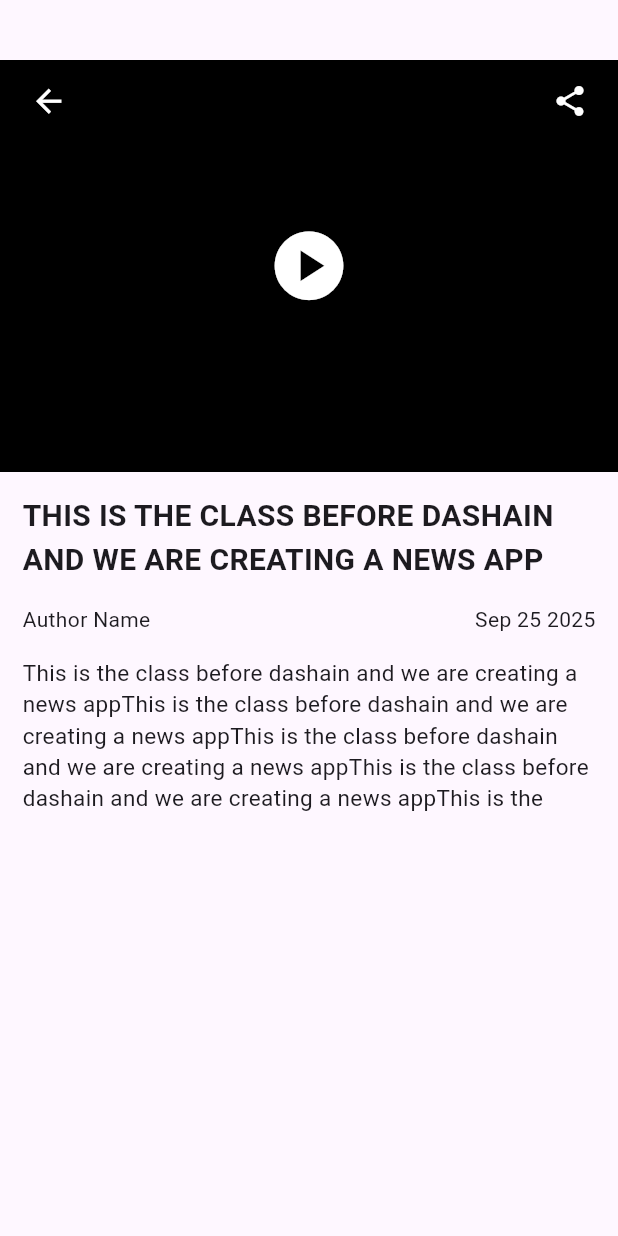
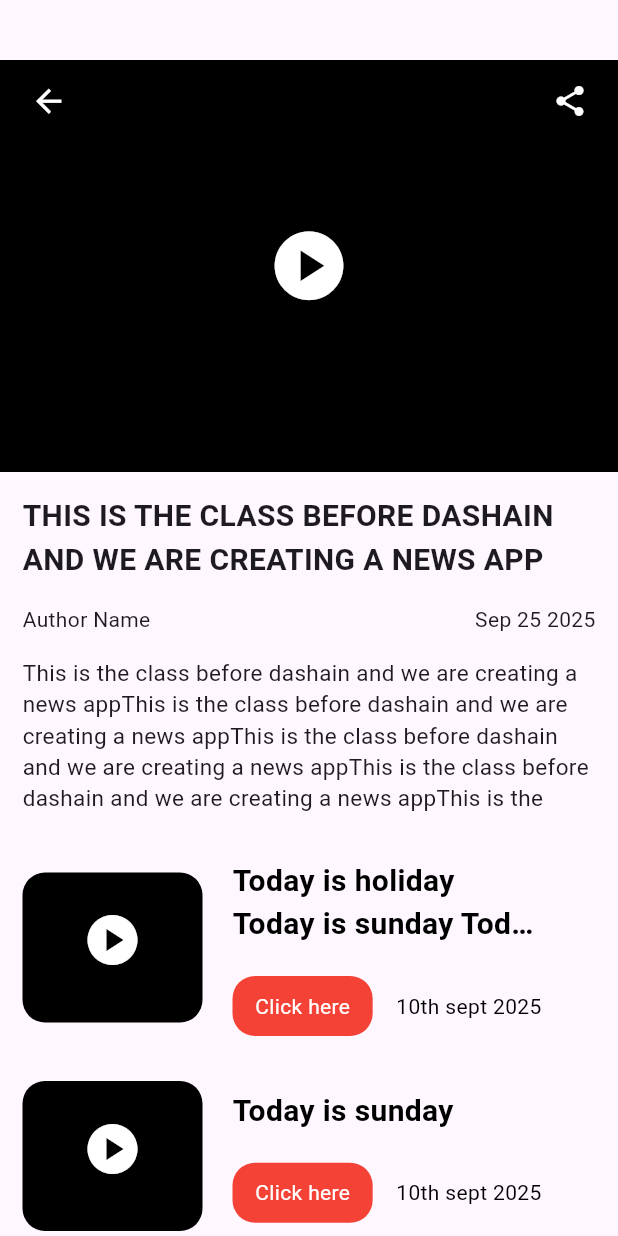
Before and after one commit to 1bishal1/flutterproject, a Flutter app: the screen it shows after launch, after a tap on "This is PCPS", on a phone screen of 412 x 824 dp. Run offline on Flutter 3.47's test engine with Material 3 defaults, Android fonts, the phone set to English and light mode, and no system bars.

Commit message:
api and detailpage

```diff
--- a/lib/dashboard.dart
+++ b/lib/dashboard.dart
@@ -55,7 +55,16 @@ class _dashboardState extends State<dashboard> {
   }
 
   verticalCard(size,heading,date, buttontext){
-    return Padding(
+    return GestureDetector(
+      onTap: (){
+        Navigator.of(context).push(
+          MaterialPageRoute<void>(
+            builder:(context)=>detailPage(),
+          ),
+        );
+      },
+      child: Padding(
+
       padding: const EdgeInsets.all(15.0),
       child: Row(
         mainAxisAlignment: MainAxisAlignment.start,
@@ -105,6 +114,7 @@ class _dashboardState extends State<dashboard> {
           )
         ],
       ),
+      ),
     );
   }
 
--- a/lib/detailPage.dart
+++ b/lib/detailPage.dart
@@ -8,13 +8,74 @@ class detailPage extends StatefulWidget {
 }
 
 class _detailPageState extends State<detailPage> {
-  @override
-  Widget build(BuildContext context) {
-    var size= MediaQuery.of(context).size;
-    return Scaffold(
-      body: Column(
+
+  verticalCard(size,heading,date, buttontext){
+    return GestureDetector(
+      onTap: (){
+        Navigator.of(context).push(
+          MaterialPageRoute<void>(
+            builder:(context)=>detailPage(),
+          ),
+        );
+      },
+      child: Padding(
+
+        padding: const EdgeInsets.all(15.0),
+        child: Row(
+          mainAxisAlignment: MainAxisAlignment.start,
           children: [
-          SizedBox(height:40),
+            Stack(
+              children: [
+                Container(
+                  height: 100,
+                  width: 120,
+                  margin: EdgeInsets.only(right: 20),
+                  decoration: BoxDecoration(color: Colors.black,
+                      borderRadius: BorderRadius.circular(15)
+                  ),
+                ),
+                Positioned(left: 40,top: 25,child:Icon(Icons.play_circle,color: Colors.white,size: 40,))
+              ],
+            ),
+            Column(
+              crossAxisAlignment: CrossAxisAlignment.start,
+              mainAxisAlignment: MainAxisAlignment.spaceBetween,
+              children: [
+                Container(
+                  width: size.width/2,
+                  child: Text(heading,style: TextStyle(
+                      fontSize: 20,color: Colors.black,fontWeight: FontWeight.bold
+                  ),overflow: TextOverflow.ellipsis,maxLines: 2,),
+                ),
+                SizedBox(height: 20,),
+                Container(
+                  width: size.width/2,
+                  child: Row(
+                    mainAxisAlignment: MainAxisAlignment.spaceBetween,
+                    children: [
+                      Container(
+                        decoration: BoxDecoration(
+                            color: Colors.red,
+                            borderRadius: BorderRadius.circular(15)
+                        ),
+                        padding: EdgeInsets.only(left: 15,right: 15,top: 10,bottom: 10),
+                        child: Text(buttontext,style: TextStyle(color: Colors.white),),
+                      ),
+                      Text(date,style: TextStyle(color: Colors.black),),
+                    ],
+                  ),
+                )
+              ],
+            )
+          ],
+        ),
+      ),
+    );
+  }
+
+  headerCard(size){
+    return Column(
+      children: [
         Stack(
           children: [
             Container(
@@ -28,7 +89,12 @@ class _detailPageState extends State<detailPage> {
             ),
             Positioned(
                 left: 20,top: 15,
-                  child: Icon(Icons.arrow_back,size: 25,color: Colors.white)),
+                child: GestureDetector(
+                    onTap:(){
+                      Navigator.pop(context);
+                    },
+                    child: Icon(Icons.arrow_back,size: 25,color: Colors.white))
+            ),
             Positioned(
                 right:20,top:15,
                 child: Icon(Icons.share,size: 24,color: Colors.white)),
@@ -67,6 +133,27 @@ class _detailPageState extends State<detailPage> {
         ),
 
       ],
+    );
+  }
+
+  @override
+  Widget build(BuildContext context) {
+    var size= MediaQuery.of(context).size;
+    return Scaffold(
+      body: Container(
+        height:size.height,
+        child:SingleChildScrollView(
+        child: Column(
+          children: [
+            SizedBox(height:40),
+          headerCard(size),
+            verticalCard(size, "Today is holiday Today is sunday Today is sunday", "10th sept 2025", "Click here"),
+            verticalCard(size, "Today is sunday", "10th sept 2025", "Click here"),
+            verticalCard(size, "Today is monday", "10th sept 2025", "Click here"),
+            verticalCard(size, "Today is tuesday", "10th sept 2025", "Click here")
+          ],
+        ),
+      ),
       ),
     );
   }
```
Also changed, not shown: lib/Model/newsApiModel.dart (added, +95 -0 lines), lib/newsApi.dart (added, +95 -0 lines). Lines whose indentation alone changed are shown as unchanged.
